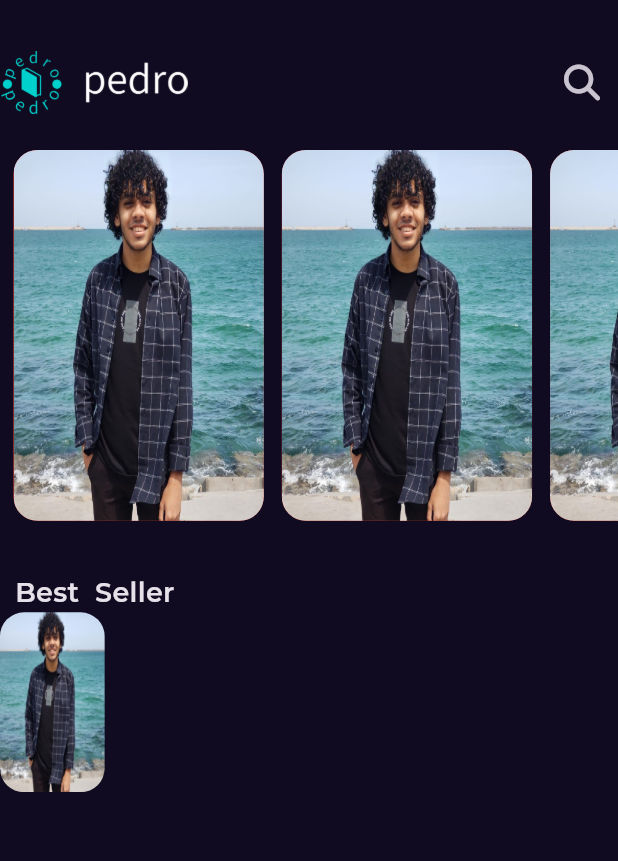
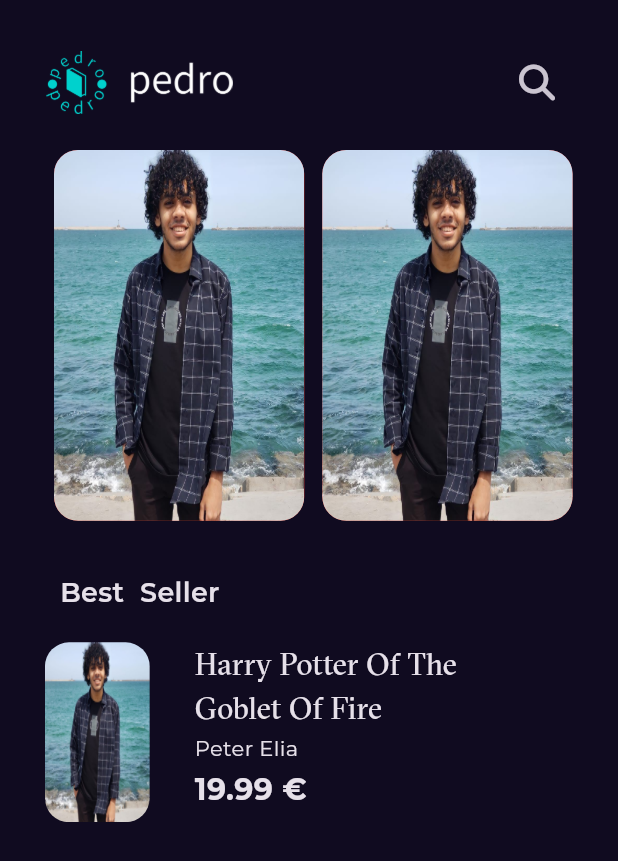
Before and after one commit to peterelia22/BoocklyApp, a Flutter app: the screen it shows after launch, on a phone screen of 412 x 824 dp. Shown: the top 861 px of the screen. Run offline on Flutter 3.47's test engine with Material 3 defaults, Android fonts, the phone set to English and light mode, and no system bars; our stand-ins replace font_awesome_flutter, get, google_fonts.

Commit message:
best seller item part 3

```diff
--- a/lib/constants.dart
+++ b/lib/constants.dart
@@ -2,7 +2,7 @@ import 'package:flutter/material.dart';
 
 const Color primaryColor = Color(0xff100B20);
 const kprmaryDuration = Duration(milliseconds: 260);
-const kFontFamily = 'GT Sectra Fine Regular';
+const kFontFamily = 'GT Sectra Fine';
 
 class Assets {
   static const logo = 'assets/images/logo-no-background.png';
--- a/lib/core/styles.dart
+++ b/lib/core/styles.dart
@@ -3,8 +3,7 @@ import 'package:flutter/material.dart';
 
 abstract class Styles {
   static const text18 = TextStyle(fontSize: 18, fontWeight: FontWeight.w600);
-  static const text20 = TextStyle(
-      fontSize: 20, fontWeight: FontWeight.normal, fontFamily: kFontFamily);
+  static const text20 = TextStyle(fontSize: 20, fontWeight: FontWeight.normal);
   static const text30 = TextStyle(
       fontSize: 30, fontWeight: FontWeight.normal, fontFamily: kFontFamily);
   static const text14 = TextStyle(fontSize: 14, fontWeight: FontWeight.normal);
--- a/lib/features/home/data/presentation/views/widgets/Best_Seller_Item.dart
+++ b/lib/features/home/data/presentation/views/widgets/Best_Seller_Item.dart
@@ -1,3 +1,4 @@
+import 'package:bookly/core/styles.dart';
 import 'package:flutter/material.dart';
 
 import '../../../../../../constants.dart';
@@ -9,7 +10,9 @@ class BestSellerItem extends StatelessWidget {
   Widget build(BuildContext context) {
     return SizedBox(
       height: 120,
-      child: AspectRatio(
+      child: Row(
+        children: [
+          AspectRatio(
             aspectRatio: 2.5 / 4.3,
             child: Container(
               decoration: BoxDecoration(
@@ -19,7 +22,42 @@ class BestSellerItem extends StatelessWidget {
               ),
             ),
           ),
+          const SizedBox(
+            width: 30,
+          ),
+          Column(
+            crossAxisAlignment: CrossAxisAlignment.start,
+            children: [
+              SizedBox(
+                width: MediaQuery.of(context).size.width * 0.5,
+                child: Text(
+                  'Harry Potter Of The Goblet Of Fire ',
+                  style: Styles.text20.copyWith(fontFamily: kFontFamily),
+                  maxLines: 2,
+                  overflow: TextOverflow.ellipsis,
+                ),
+              ),
+              const SizedBox(
+                height: 3,
+              ),
+              Text(
+                'Peter Elia',
+                style: Styles.text14.copyWith(fontWeight: FontWeight.normal),
+              ),
+              const SizedBox(
+                height: 3,
+              ),
+              Row(
+                children: [
+                  Text('19.99 €',
+                      style:
+                          Styles.text20.copyWith(fontWeight: FontWeight.bold))
+                ],
+              )
+            ],
+          )
+        ],
+      ),
     );
-    ;
   }
 }
--- a/lib/features/home/data/presentation/views/widgets/home_view_body.dart
+++ b/lib/features/home/data/presentation/views/widgets/home_view_body.dart
@@ -9,7 +9,9 @@ class HomeBody extends StatelessWidget {
 
   @override
   Widget build(BuildContext context) {
-    return const Column(
+    return Padding(
+      padding: const EdgeInsets.symmetric(horizontal: 30),
+      child: const Column(
         crossAxisAlignment: CrossAxisAlignment.start,
         children: [
           CustomAppBar(),
@@ -24,8 +26,12 @@ class HomeBody extends StatelessWidget {
               style: Styles.text18,
             ),
           ),
+          SizedBox(
+            height: 20,
+          ),
           BestSellerItem()
         ],
+      ),
     );
   }
 }
--- a/lib/features/home/data/presentation/views/widgets/list_view_bulider.dart
+++ b/lib/features/home/data/presentation/views/widgets/list_view_bulider.dart
@@ -8,9 +8,7 @@ class ListViewBuilderBooks extends StatelessWidget {
 
   @override
   Widget build(BuildContext context) {
-    return Padding(
-      padding: const EdgeInsets.only(left: 3),
-      child: SizedBox(
+    return SizedBox(
       height: MediaQuery.of(context).size.height * 0.3,
       child: ListView.builder(
         scrollDirection: Axis.horizontal,
@@ -21,7 +19,6 @@ class ListViewBuilderBooks extends StatelessWidget {
           );
         },
       ),
-      ),
     );
   }
 }
```
Lines whose indentation alone changed are shown as unchanged.
